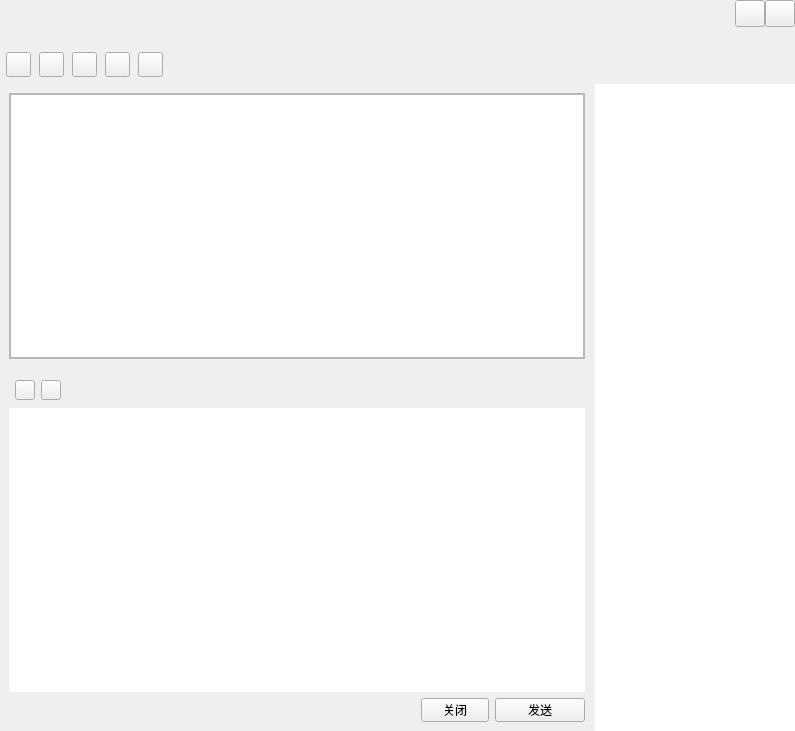
The window that ChatWindow.ui (jmh000527/criker-client) describes before a commit, drawn with Qt 5.
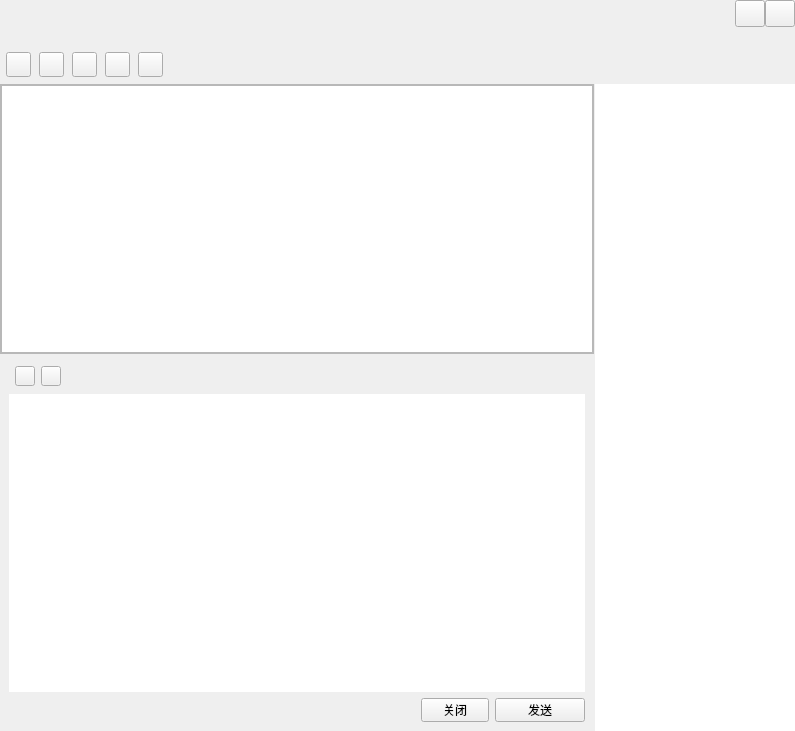
The same window after the commit.

Commit message: Finished group-chat head image support, color adaption.

The edit to the form file:
```diff
--- a/ChatWindow.ui
+++ b/ChatWindow.ui
@@ -436,19 +436,19 @@
        </property>
        <layout class="QVBoxLayout" name="verticalLayout_4">
         <property name="spacing">
-         <number>6</number>
+         <number>0</number>
         </property>
         <property name="leftMargin">
-         <number>9</number>
+         <number>0</number>
         </property>
         <property name="topMargin">
-         <number>9</number>
+         <number>0</number>
         </property>
         <property name="rightMargin">
-         <number>9</number>
+         <number>0</number>
         </property>
         <property name="bottomMargin">
-         <number>9</number>
+         <number>0</number>
         </property>
         <item>
          <widget class="QFrame" name="frameWidget">
```
The commit also changes 11 other files.
